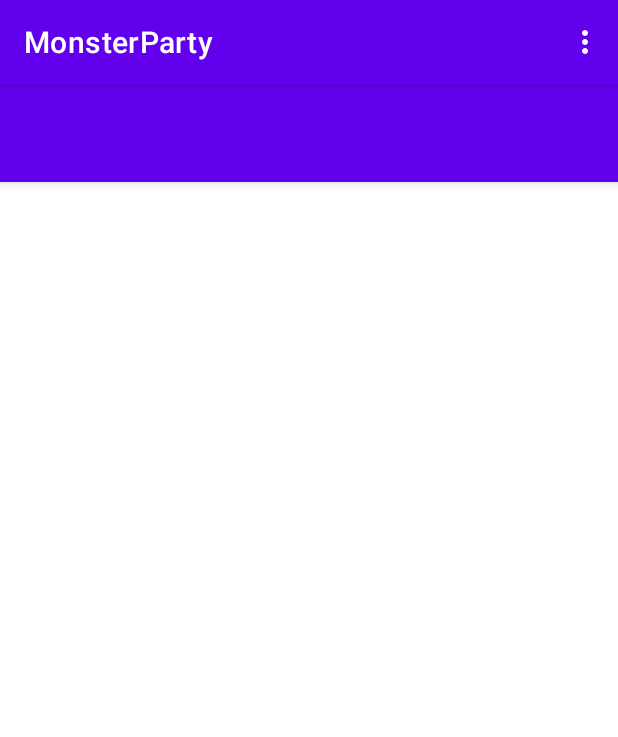
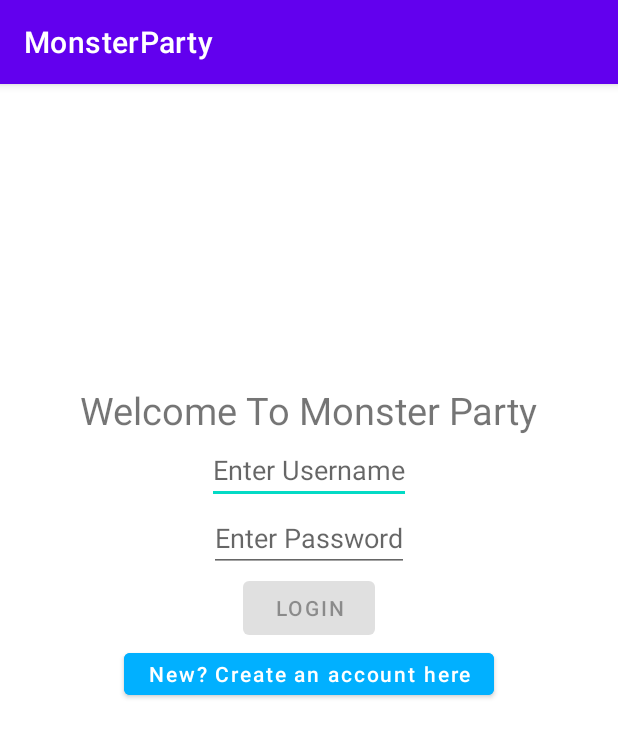
Before and after one commit to SBrown117/MonsterParty, an Android app: the screen it shows after launch (MainActivity before the commit, LoginActivity after it), on a phone screen of 412 x 824 dp. Shown: the top 737 px of the screen. Run offline under Robolectric (Android 15) with nearby library versions, the phone set to English and light mode, and no system bars.

Commit message:
Wrapping up tonight, next Activity functionality

```diff
--- a/app/src/main/AndroidManifest.xml
+++ b/app/src/main/AndroidManifest.xml
@@ -11,6 +11,8 @@
         android:roundIcon="@mipmap/ic_launcher_round"
         android:supportsRtl="true"
         android:theme="@style/Theme.MonsterParty">
+        <activity android:name=".view.LoginActivity"/>
+        <activity android:name=".view.CreateAccountActivity"/>
         <activity android:name=".MainActivity">
             <intent-filter>
                 <action android:name="android.intent.action.MAIN" />
--- a/app/src/main/java/com/example/monsterparty/MainActivity.kt
+++ b/app/src/main/java/com/example/monsterparty/MainActivity.kt
@@ -1,16 +1,26 @@
 package com.example.monsterparty
 
+import android.content.Context
+import android.content.Intent
 import androidx.appcompat.app.AppCompatActivity
 import android.os.Bundle
 import android.view.Menu
 import android.view.MenuInflater
 import android.view.MenuItem
+import com.example.monsterparty.view.LoginActivity
 
+private const val TAG = ".MainActivity"
+const val REQUEST_SETTINGS = 925
 class MainActivity : AppCompatActivity() {
 
+    lateinit var getUsername : String
+    lateinit var getImage : String
     override fun onCreate(savedInstanceState: Bundle?) {
         super.onCreate(savedInstanceState)
         setContentView(R.layout.activity_main)
+        readSharedPreferences()
+
+
     }
 
     override fun onCreateOptionsMenu(menu: Menu?): Boolean {
@@ -53,4 +63,16 @@ class MainActivity : AppCompatActivity() {
         }
         else -> super.onOptionsItemSelected(item)
     }
+    private fun readSharedPreferences() {
+        val sharedPreferences = getSharedPreferences(
+            "my_shared_preferences",
+            Context.MODE_PRIVATE)
+        getUsername = sharedPreferences.getString("username","N/A").toString()
+        getImage = sharedPreferences.getString("image","N/A").toString()
+        if(getUsername == "N/A" || getImage == "N/A"){
+            val intent = Intent()
+            intent.setClass(this, LoginActivity::class.java)
+            startActivityForResult(intent, REQUEST_SETTINGS)
+        }
+    }
 }
--- /dev/null
+++ b/app/src/main/java/com/example/monsterparty/view/LoginActivity.kt
@@ -0,0 +1,20 @@
+package com.example.monsterparty.view
+
+import android.content.Intent
+import android.os.Bundle
+import android.view.View
+import androidx.appcompat.app.AppCompatActivity
+import com.example.monsterparty.R
+import com.example.monsterparty.REQUEST_SETTINGS
+
+class LoginActivity: AppCompatActivity() {
+    override fun onCreate(savedInstanceState: Bundle?) {
+        super.onCreate(savedInstanceState)
+        setContentView(R.layout.login_page)
+    }
+    fun openCreateAccount(view: View){
+        val intent = Intent()
+        intent.setClass(this, CreateAccountActivity::class.java)
+        startActivityForResult(intent, REQUEST_SETTINGS)
+    }
+}
--- a/app/src/main/res/layout/login_page.xml
+++ b/app/src/main/res/layout/login_page.xml
@@ -1,58 +1,63 @@
 <?xml version="1.0" encoding="utf-8"?>
-<androidx.constraintlayout.widget.ConstraintLayout
-    xmlns:android="http://schemas.android.com/apk/res/android"
+<androidx.constraintlayout.widget.ConstraintLayout xmlns:android="http://schemas.android.com/apk/res/android"
+    xmlns:app="http://schemas.android.com/apk/res-auto"
+    xmlns:tools="http://schemas.android.com/tools"
     android:layout_width="match_parent"
-    android:layout_height="match_parent"
-    xmlns:tools="http://schemas.android.com/tools"
-    xmlns:app="http://schemas.android.com/apk/res-auto">
+    android:layout_height="match_parent">
 
     <TextView
         android:id="@+id/lg_tv_welcome"
         android:layout_width="wrap_content"
         android:layout_height="wrap_content"
         android:layout_marginTop="200dp"
+        android:text="@string/welcome_to_monster_party"
+        android:textSize="25sp"
         app:layout_constraintLeft_toLeftOf="parent"
         app:layout_constraintRight_toRightOf="parent"
-        app:layout_constraintTop_toTopOf="parent"
-        android:text="@string/welcome_to_monster_party"
-        android:textSize="25sp"/>
+        app:layout_constraintTop_toTopOf="parent" />
+
     <EditText
         android:id="@+id/lg_et_username"
         android:layout_width="wrap_content"
         android:layout_height="wrap_content"
         android:hint="Enter Username"
-        app:layout_constraintTop_toBottomOf="@id/lg_tv_welcome"
         app:layout_constraintLeft_toLeftOf="@id/lg_tv_welcome"
-        app:layout_constraintRight_toRightOf="@id/lg_tv_welcome"/>
+        app:layout_constraintRight_toRightOf="@id/lg_tv_welcome"
+        app:layout_constraintTop_toBottomOf="@id/lg_tv_welcome" />
+
     <EditText
         android:id="@+id/lg_et_password"
         android:layout_width="wrap_content"
         android:layout_height="wrap_content"
         android:hint="Enter Password"
         android:inputType="textPassword"
-        app:layout_constraintTop_toBottomOf="@id/lg_et_username"
         app:layout_constraintLeft_toLeftOf="@id/lg_et_username"
-        app:layout_constraintRight_toRightOf="@id/lg_et_username"/>
+        app:layout_constraintRight_toRightOf="@id/lg_et_username"
+        app:layout_constraintTop_toBottomOf="@id/lg_et_username" />
+
     <Button
         android:id="@+id/lg_btn_login"
         android:layout_width="wrap_content"
         android:layout_height="wrap_content"
+        android:enabled="false"
         android:text="login"
-        android:enabled="false"
-        app:layout_constraintTop_toBottomOf="@id/lg_et_password"
         app:layout_constraintLeft_toLeftOf="@id/lg_et_password"
-        app:layout_constraintRight_toRightOf="@id/lg_et_password"/>
+        app:layout_constraintRight_toRightOf="@id/lg_et_password"
+        app:layout_constraintTop_toBottomOf="@id/lg_et_password" />
 
-    <TextView
+    <Button
         android:id="@+id/lg_tv_create_account"
         android:layout_width="wrap_content"
-        android:layout_height="wrap_content"
-        android:layout_marginTop="10dp"
-        android:clickable="true"
+        android:layout_height="40dp"
+        android:backgroundTint="#01B0FF"
         android:contextClickable="false"
+        android:onClick="openCreateAccount"
         android:text="New? Create an account here"
+        android:textAllCaps="false"
+        android:textColor="#FFFFFF"
         app:layout_constraintLeft_toLeftOf="@id/lg_btn_login"
         app:layout_constraintRight_toRightOf="@id/lg_btn_login"
-        app:layout_constraintTop_toBottomOf="@id/lg_btn_login" />
+        app:layout_constraintTop_toBottomOf="@id/lg_btn_login"
+        app:rippleColor="#01B0FF" />
 
 </androidx.constraintlayout.widget.ConstraintLayout>
```
